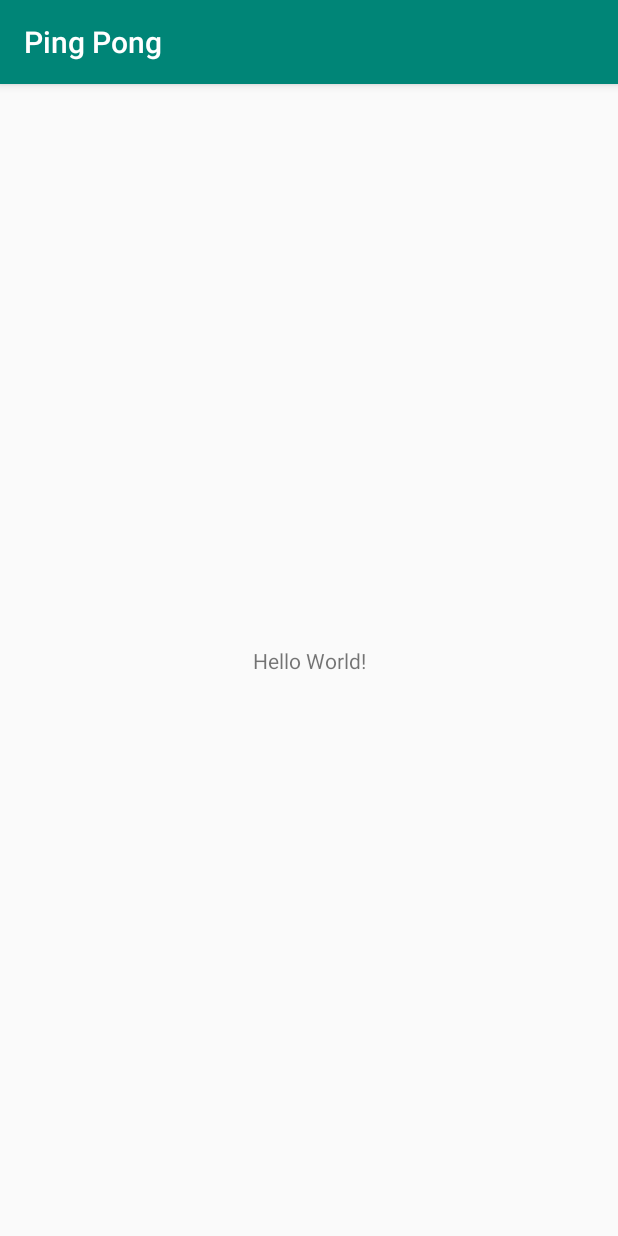
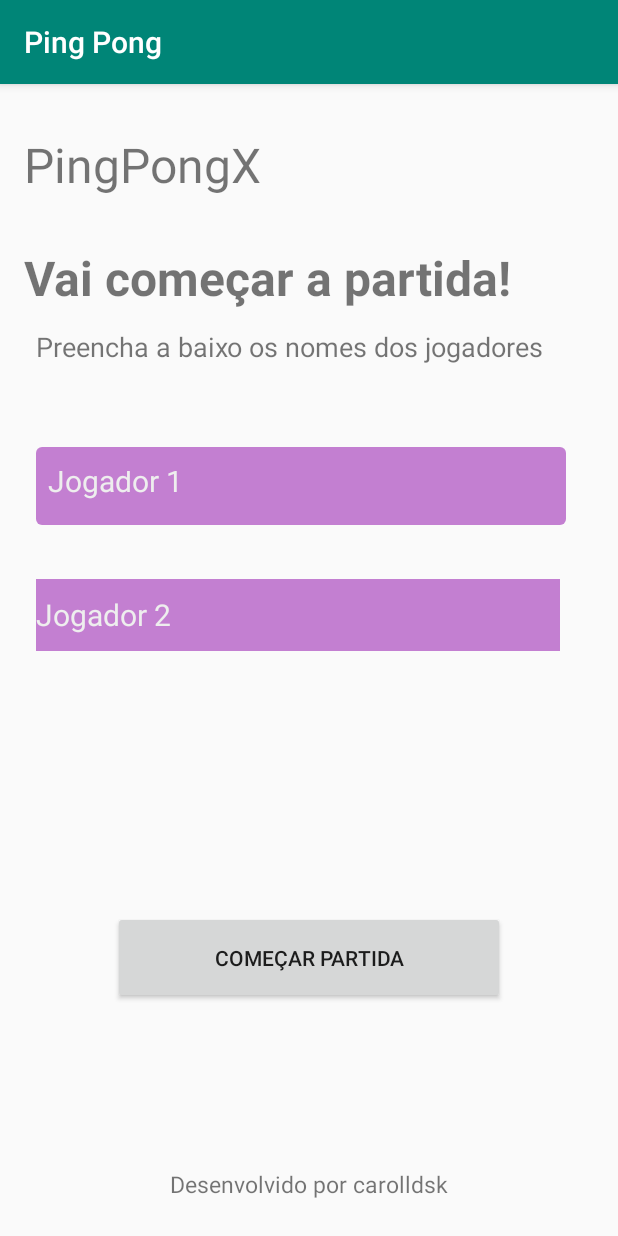
Before and after one commit to carolldsk/KotlinCodes, an Android app: the screen it shows after launch (MainActivity before the commit, PlayerActivity after it), on a phone screen of 412 x 824 dp. Run offline under Robolectric (Android 15) with nearby library versions, the phone set to English and light mode, and no system bars.

Commit message:
Layout app

```diff
--- a/PingPong/app/src/main/AndroidManifest.xml
+++ b/PingPong/app/src/main/AndroidManifest.xml
@@ -9,7 +9,11 @@
             android:roundIcon="@mipmap/ic_launcher_round"
             android:supportsRtl="true"
             android:theme="@style/AppTheme">
-        <activity android:name=".SplashActivity" android:theme="@style/FullScreen">
+        <activity android:name=".PlayerActivity">
+        </activity>
+        <activity
+                android:name=".SplashActivity"
+                android:theme="@style/FullScreen">
             <intent-filter>
                 <action android:name="android.intent.action.MAIN"/>
 
--- /dev/null
+++ b/PingPong/app/src/main/java/br/com/carolldsk/pingpong/PlayerActivity.kt
@@ -0,0 +1,12 @@
+package br.com.carolldsk.pingpong
+
+import androidx.appcompat.app.AppCompatActivity
+import android.os.Bundle
+
+class PlayerActivity : AppCompatActivity() {
+
+    override fun onCreate(savedInstanceState: Bundle?) {
+        super.onCreate(savedInstanceState)
+        setContentView(R.layout.activity_player)
+    }
+}
--- a/PingPong/app/src/main/java/br/com/carolldsk/pingpong/SplashActivity.kt
+++ b/PingPong/app/src/main/java/br/com/carolldsk/pingpong/SplashActivity.kt
@@ -17,7 +17,8 @@ class SplashActivity : AppCompatActivity() {
     }
 
     private fun nextScreen() {
-        val nextScreen = Intent(this, MainActivity::class.java )
+        // Função para alterar comportamento do Splash
+        val nextScreen = Intent(this, PlayerActivity::class.java )
         startActivity(nextScreen)
         finish()
     }
--- /dev/null
+++ b/PingPong/app/src/main/res/drawable/away_background.xml
@@ -0,0 +1,12 @@
+<?xml version="1.0" encoding="utf-8"?>
+<shape xmlns:android="http://schemas.android.com/apk/res/android">
+
+    <solid android:color="@color/background_home"/>
+
+    <corners android:radius="@dimen/radius_input"/>
+
+    <padding android:left="@dimen/padding_horizontal_input"
+             android:right="@dimen/padding_horizontal_input"
+             android:top="@dimen/padding_vertical_input"
+             android:bottom="@dimen/padding_vertical_input"/>
+</shape>
--- /dev/null
+++ b/PingPong/app/src/main/res/drawable/home_background.xml
@@ -0,0 +1,12 @@
+<?xml version="1.0" encoding="utf-8"?>
+<shape xmlns:android="http://schemas.android.com/apk/res/android">
+
+    <solid android:color="@color/background_home"/>
+
+    <corners android:radius="@dimen/radius_input"/>
+
+    <padding android:left="@dimen/padding_horizontal_input"
+             android:right="@dimen/padding_horizontal_input"
+             android:top="@dimen/padding_vertical_input"
+             android:bottom="@dimen/padding_vertical_input"/>
+</shape>
--- /dev/null
+++ b/PingPong/app/src/main/res/layout/activity_player.xml
@@ -0,0 +1,72 @@
+<?xml version="1.0" encoding="utf-8"?>
+<androidx.constraintlayout.widget.ConstraintLayout
+        xmlns:android="http://schemas.android.com/apk/res/android"
+        xmlns:tools="http://schemas.android.com/tools"
+        xmlns:app="http://schemas.android.com/apk/res-auto"
+        android:layout_width="match_parent"
+        android:layout_height="match_parent"
+        tools:context=".PlayerActivity">
+
+    <TextView
+            android:text="PingPongX"
+            android:layout_width="0dp"
+            android:layout_height="wrap_content"
+            android:id="@+id/textView" app:layout_constraintStart_toStartOf="parent" android:layout_marginStart="16dp"
+            android:layout_marginTop="32dp" app:layout_constraintTop_toTopOf="parent" android:textSize="32sp"
+            android:layout_marginEnd="16dp" app:layout_constraintEnd_toEndOf="parent"/>
+    <TextView
+            android:text="Vai começar a partida!"
+            android:layout_width="0dp"
+            android:layout_height="wrap_content"
+            android:id="@+id/textView3" android:textSize="32sp" app:layout_constraintStart_toStartOf="@+id/textView"
+            app:layout_constraintTop_toBottomOf="@+id/textView" android:layout_marginTop="32dp"
+            android:textStyle="bold"/>
+    <TextView
+            android:text="Preencha a baixo os nomes dos jogadores"
+            android:layout_width="359dp"
+            android:layout_height="39dp"
+            android:id="@+id/textView4" android:layout_marginTop="12dp"
+            app:layout_constraintTop_toBottomOf="@+id/textView3"
+            app:layout_constraintEnd_toEndOf="@+id/textView3" android:textSize="18sp"
+            app:layout_constraintStart_toStartOf="@+id/textView3"
+            app:layout_constraintHorizontal_bias="0.0" android:layout_marginStart="8dp"/>
+    <EditText
+            android:layout_width="353dp"
+            android:layout_height="52dp"
+            android:inputType="textPersonName"
+            android:ems="10"
+            android:id="@+id/editText"
+            app:layout_constraintStart_toStartOf="@+id/textView4" android:layout_marginTop="40dp"
+            app:layout_constraintTop_toBottomOf="@+id/textView4" app:layout_constraintEnd_toEndOf="@+id/textView4"
+            app:layout_constraintHorizontal_bias="0.0" android:textSize="20sp" android:hint="Jogador 1"
+            style="@style/home_input"/>
+    <EditText
+            android:layout_width="349dp"
+            android:layout_height="48dp"
+            android:inputType="textPersonName"
+            android:ems="10"
+            android:id="@+id/editText2"
+            android:textSize="20sp" android:layout_marginTop="36dp"
+            app:layout_constraintTop_toBottomOf="@+id/editText"
+            app:layout_constraintStart_toStartOf="@+id/editText" app:layout_constraintEnd_toEndOf="@+id/editText"
+            app:layout_constraintHorizontal_bias="0.0" android:hint="Jogador 2"
+            android:background="@color/background_home" style="@style/home_input"/>
+    <Button
+            android:text="Começar partida"
+            android:layout_width="261dp"
+            android:layout_height="62dp"
+            android:id="@+id/button"
+            app:layout_constraintStart_toStartOf="@+id/textView"
+            app:layout_constraintEnd_toEndOf="@+id/textView"
+            app:layout_constraintBottom_toTopOf="@+id/textView6" android:layout_marginBottom="64dp"
+            android:layout_marginTop="40dp" app:layout_constraintTop_toBottomOf="@+id/editText2"
+            app:layout_constraintVertical_bias="0.745"/>
+    <TextView
+            android:text="Desenvolvido por carolldsk"
+            android:layout_width="wrap_content"
+            android:layout_height="wrap_content"
+            android:id="@+id/textView6" android:textSize="15sp"
+            app:layout_constraintBottom_toBottomOf="parent" android:layout_marginBottom="24dp"
+            android:layout_marginStart="8dp" app:layout_constraintStart_toStartOf="parent"
+            android:layout_marginEnd="8dp" app:layout_constraintEnd_toEndOf="parent"/>
+</androidx.constraintlayout.widget.ConstraintLayout>
--- a/PingPong/app/src/main/res/layout/activity_splash.xml
+++ b/PingPong/app/src/main/res/layout/activity_splash.xml
@@ -13,7 +13,7 @@
             android:layout_height="387dp" app:srcCompat="@drawable/ic_logo_ping_pong"
             android:id="@+id/imageView"
             app:layout_constraintStart_toStartOf="parent" android:layout_marginStart="8dp"
-            android:layout_marginTop="40dp" app:layout_constraintTop_toTopOf="parent"
+            android:layout_marginToptheme="40dp" app:layout_constraintTop_toTopOf="parent"
             app:layout_constraintEnd_toEndOf="parent" android:layout_marginEnd="8dp" android:layout_marginBottom="8dp"
             app:layout_constraintBottom_toTopOf="@+id/imageView2" app:layout_constraintVertical_bias="1.0"
             app:layout_constraintHorizontal_bias="0.384"/>
--- a/PingPong/app/src/main/res/values/colors.xml
+++ b/PingPong/app/src/main/res/values/colors.xml
@@ -3,4 +3,9 @@
     <color name="colorPrimary">#008577</color>
     <color name="colorPrimaryDark">#00574B</color>
     <color name="colorAccent">#D81B60</color>
+    <color name="background_home">#949E29B6</color>
+    <color name="background_away">#DA9E29B6</color>
+
+    <color name="input_text_color">#FFF</color>
+    <color name="input_hint_text_color">#EEE</color>
 </resources>
--- /dev/null
+++ b/PingPong/app/src/main/res/values/dimens.xml
@@ -0,0 +1,8 @@
+<?xml version="1.0" encoding="utf-8"?>
+<resources>
+
+    <dimen name="radius_input">4dp</dimen>
+    <dimen name="padding_horizontal_input">8dp</dimen>
+    <dimen name="padding_vertical_input">16dp</dimen>
+
+</resources>
--- a/PingPong/app/src/main/res/values/styles.xml
+++ b/PingPong/app/src/main/res/values/styles.xml
@@ -14,4 +14,16 @@
         <item name="windowNoTitle">true</item>
         <item name="android:windowFullscreen">true</item>
     </style>
+
+    <style name="home_input">
+        <item name="android:background">@drawable/home_background</item>
+        <item name="android:textColor">@color/input_text_color</item>
+        <item name="android:textColorHint">@color/input_hint_text_color</item>
+    </style>
+
+    <style name="home_away">
+        <item name="android:background">@color/background_away</item>
+        <item name="android:textColor">@color/input_text_color</item>
+        <item name="android:textColorHint">@color/input_hint_text_color</item>
+    </style>
 </resources>
```
